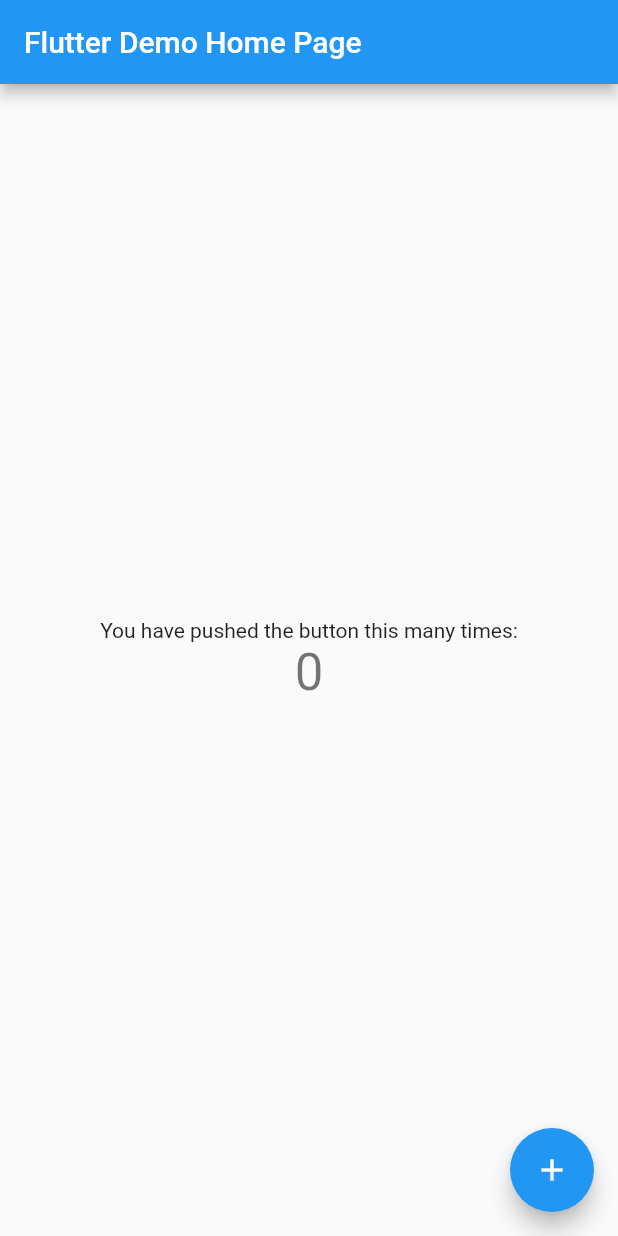
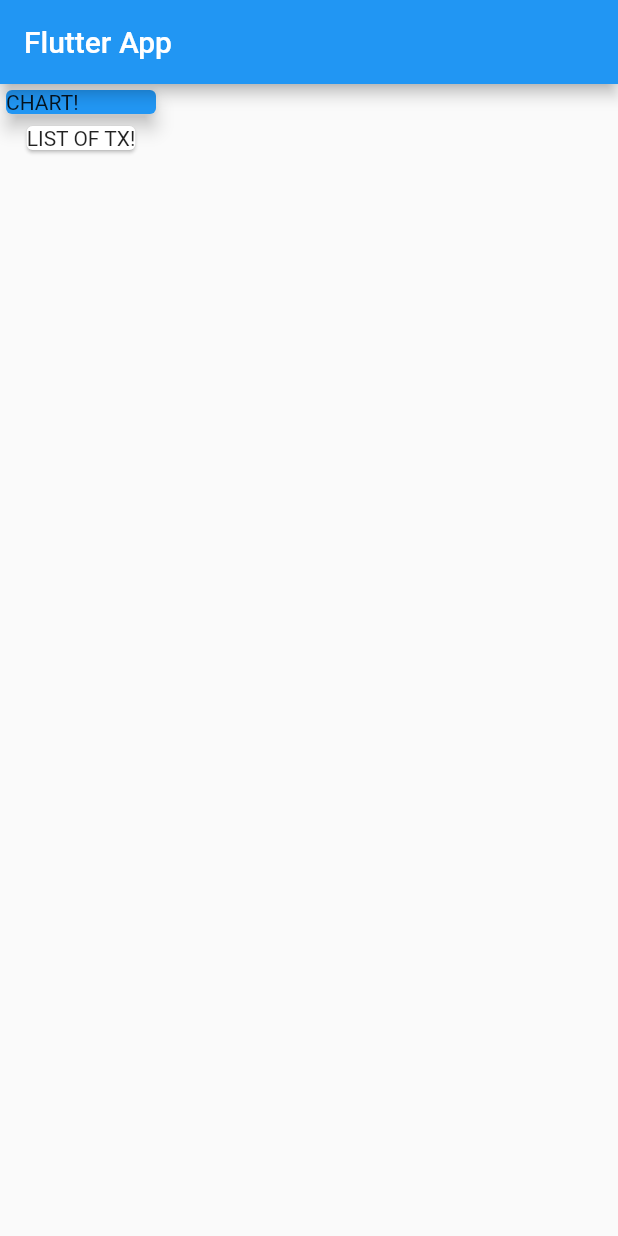
Before and after one commit to JmanJr/FlutterPractice, a Flutter app: the screen it shows after launch, on a phone screen of 412 x 824 dp. Run offline on Flutter 3.47's test engine with Material 2 defaults, Android fonts, the phone set to English and light mode, and no system bars.

Commit message:
cards practice

```diff
--- a/finances_app/lib/main.dart
+++ b/finances_app/lib/main.dart
@@ -1,117 +1,41 @@
 import 'package:flutter/material.dart';
 
 void main() {
-  runApp(MyApp());
+  runApp(FinancesApp());
 }
 
-class MyApp extends StatelessWidget {
-  // This widget is the root of your application.
+class FinancesApp extends StatelessWidget {
   @override
   Widget build(BuildContext context) {
     return MaterialApp(
-      title: 'Flutter Demo',
-      theme: ThemeData(
-        // This is the theme of your application.
-        //
-        // Try running your application with "flutter run". You'll see the
-        // application has a blue toolbar. Then, without quitting the app, try
-        // changing the primarySwatch below to Colors.green and then invoke
-        // "hot reload" (press "r" in the console where you ran "flutter run",
-        // or simply save your changes to "hot reload" in a Flutter IDE).
-        // Notice that the counter didn't reset back to zero; the application
-        // is not restarted.
-        primarySwatch: Colors.blue,
-        // This makes the visual density adapt to the platform that you run
-        // the app on. For desktop platforms, the controls will be smaller and
-        // closer together (more dense) than on mobile platforms.
-        visualDensity: VisualDensity.adaptivePlatformDensity,
-      ),
-      home: MyHomePage(title: 'Flutter Demo Home Page'),
+      title: 'Flutter App',
+      home: MyHomePage(),
     );
   }
 }
 
-class MyHomePage extends StatefulWidget {
-  MyHomePage({Key key, this.title}) : super(key: key);
-
-  // This widget is the home page of your application. It is stateful, meaning
-  // that it has a State object (defined below) that contains fields that affect
-  // how it looks.
-
-  // This class is the configuration for the state. It holds the values (in this
-  // case the title) provided by the parent (in this case the App widget) and
-  // used by the build method of the State. Fields in a Widget subclass are
-  // always marked "final".
-
-  final String title;
-
-  @override
-  _MyHomePageState createState() => _MyHomePageState();
-}
-
-class _MyHomePageState extends State<MyHomePage> {
-  int _counter = 0;
-
-  void _incrementCounter() {
-    setState(() {
-      // This call to setState tells the Flutter framework that something has
-      // changed in this State, which causes it to rerun the build method below
-      // so that the display can reflect the updated values. If we changed
-      // _counter without calling setState(), then the build method would not be
-      // called again, and so nothing would appear to happen.
-      _counter++;
-    });
-  }
-
+class MyHomePage extends StatelessWidget {
   @override
   Widget build(BuildContext context) {
-    // This method is rerun every time setState is called, for instance as done
-    // by the _incrementCounter method above.
-    //
-    // The Flutter framework has been optimized to make rerunning build methods
-    // fast, so that you can just rebuild anything that needs updating rather
-    // than having to individually change instances of widgets.
     return Scaffold(
       appBar: AppBar(
-        // Here we take the value from the MyHomePage object that was created by
-        // the App.build method, and use it to set our appbar title.
-        title: Text(widget.title),
+        title: Text('Flutter App'),
       ),
-      body: Center(
-        // Center is a layout widget. It takes a single child and positions it
-        // in the middle of the parent.
-        child: Column(
-          // Column is also a layout widget. It takes a list of children and
-          // arranges them vertically. By default, it sizes itself to fit its
-          // children horizontally, and tries to be as tall as its parent.
-          //
-          // Invoke "debug painting" (press "p" in the console, choose the
-          // "Toggle Debug Paint" action from the Flutter Inspector in Android
-          // Studio, or the "Toggle Debug Paint" command in Visual Studio Code)
-          // to see the wireframe for each widget.
-          //
-          // Column has various properties to control how it sizes itself and
-          // how it positions its children. Here we use mainAxisAlignment to
-          // center the children vertically; the main axis here is the vertical
-          // axis because Columns are vertical (the cross axis would be
-          // horizontal).
-          mainAxisAlignment: MainAxisAlignment.center,
-          children: <Widget>[
-            Text(
-              'You have pushed the button this many times:',
+      body: Column(
+        children: <Widget>[
+          Card(
+            color: Colors.blue,
+            child: Container(
+              width: 100,
+              child: Text('CHART!'),
             ),
-            Text(
-              '$_counter',
-              style: Theme.of(context).textTheme.headline4,
-            ),
-          ],
-        ),
+            elevation: 5,
+          ),
+          Card(
+            child: Text('LIST OF TX!'),
+          ),
+        ],
       ),
-      floatingActionButton: FloatingActionButton(
-        onPressed: _incrementCounter,
-        tooltip: 'Increment',
-        child: Icon(Icons.add),
-      ), // This trailing comma makes auto-formatting nicer for build methods.
     );
   }
 }
```
Also changed, not shown: 1 other file.
